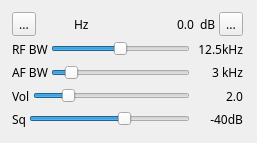
Before: the Qt Designer form plugins/channelrx/demodam/amdemodgui.ui in f4exb/sdrangel, drawn with Qt 5.
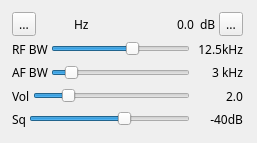
After: the same form once the commit is applied. Icons and pictures are not drawn. Custom widgets are drawn as their Qt base class.

The edit to the form file:
```diff
--- a/plugins/channelrx/demodam/amdemodgui.ui
+++ b/plugins/channelrx/demodam/amdemodgui.ui
@@ -176,13 +176,13 @@
          <string>Demodulator (RF) bandwidth</string>
         </property>
         <property name="maximum">
-         <number>8</number>
+         <number>10</number>
         </property>
         <property name="pageStep">
          <number>1</number>
         </property>
         <property name="value">
-         <number>4</number>
+         <number>6</number>
         </property>
         <property name="orientation">
          <enum>Qt::Horizontal</enum>
```
Left out of the diff: 30 changed lines with no effect on the pictures.
